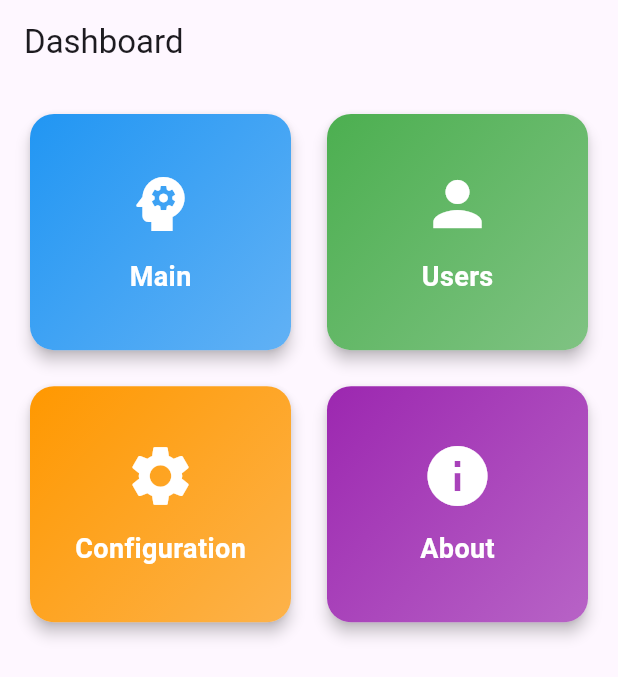
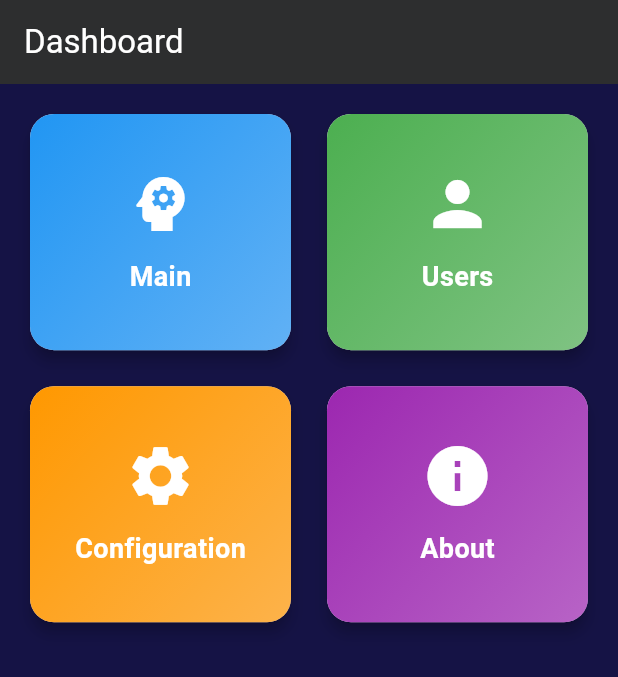
Before and after one commit to Rummonislam786/SDP_FlutterOBJ_AI, a Flutter app: the Dashboard screen opened directly, on a phone screen of 412 x 824 dp. Shown: the top 677 px of the screen. Run offline on Flutter 3.47's test engine with Material 3 defaults, Android fonts, the phone set to English and light mode, and no system bars; our stand-ins replace sqflite; accounts and stored records are empty.

Commit message:
changed background color of the dashboard 240912B

```diff
--- a/analysis_options.yaml
+++ b/analysis_options.yaml
@@ -7,6 +7,9 @@
 
 # The following line activates a set of recommended lints for Flutter apps,
 # packages, and plugins designed to encourage good coding practices.
+analyzer:
+  errors:
+    unused_import: ignore
 include: package:flutter_lints/flutter.yaml
 
 linter:
--- a/lib/dashboard.dart
+++ b/lib/dashboard.dart
@@ -36,9 +36,12 @@ class _DashboardState extends State<Dashboard> {
   @override
   Widget build(BuildContext context) {
     return Scaffold(
+      backgroundColor: const Color(0xff151345),
       appBar: AppBar(
         title: const Text("Dashboard"),
         elevation: 0,
+        backgroundColor: Color(0xff2D2E2F),
+        foregroundColor: Colors.white,
       ),
       body: SafeArea(
         child: Padding(
```
